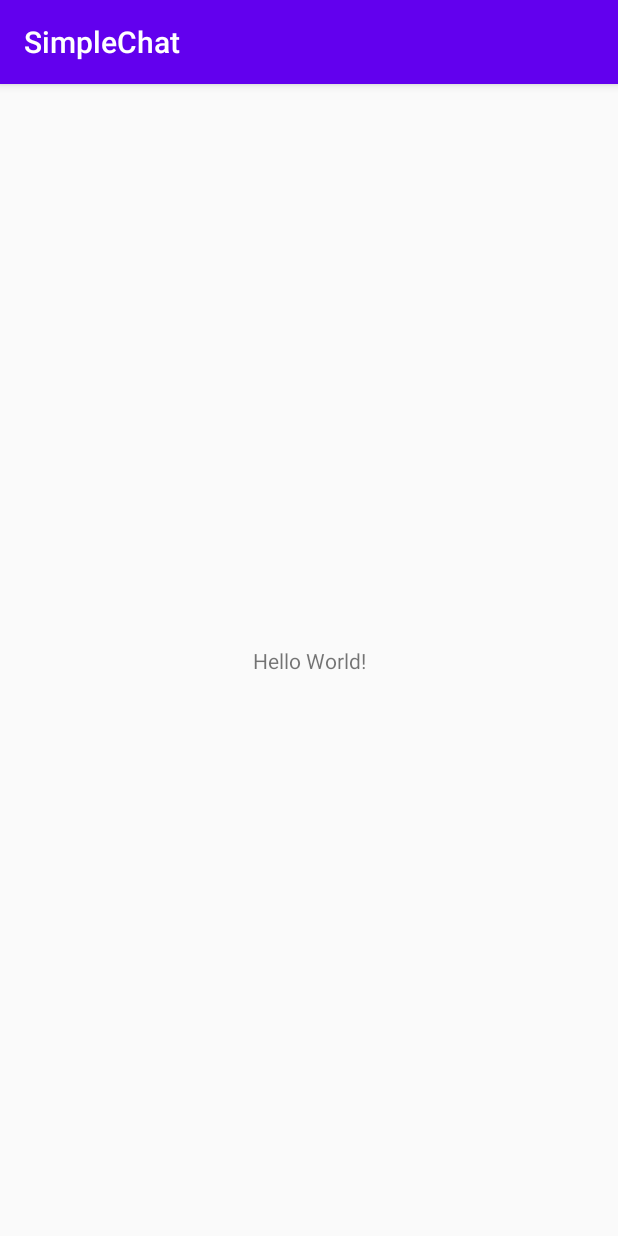
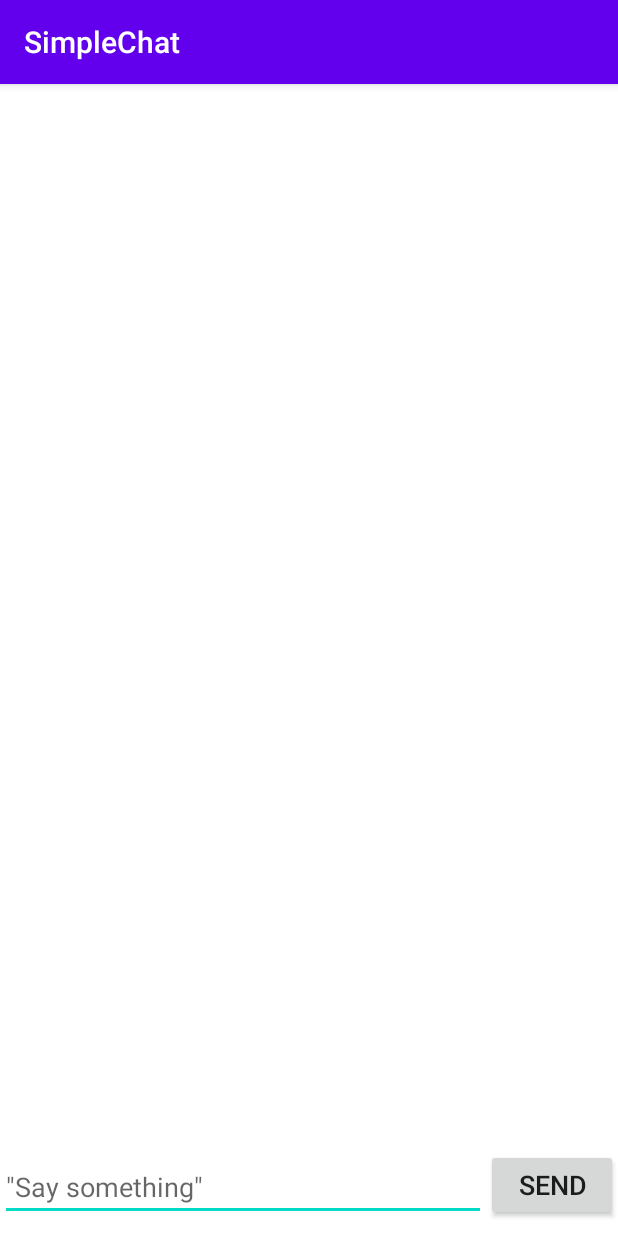
Before and after one commit to truonghh99/SimpleChat, an Android app: the screen it shows after launch (ChatActivity), on a phone screen of 412 x 824 dp. Run offline under Robolectric (Android 15) with nearby library versions, the phone set to English and light mode, and no system bars; libraries missing offline, so code that uses them is left out: com.parse; 2 statements that could not run were skipped.

Commit message:
Login & send (without recycler view)

```diff
--- a/app/build.gradle
+++ b/app/build.gradle
@@ -29,7 +29,6 @@ dependencies {
     testImplementation 'junit:junit:4.12'
     androidTestImplementation 'androidx.test.ext:junit:1.1.1'
     androidTestImplementation 'androidx.test.espresso:espresso-core:3.2.0'
-
     implementation 'com.github.parse-community.Parse-SDK-Android:parse:1.24.1'
     implementation 'com.squareup.okhttp3:logging-interceptor:3.8.1' // for logging API calls to LogCat
 }
--- a/app/src/main/AndroidManifest.xml
+++ b/app/src/main/AndroidManifest.xml
@@ -6,6 +6,7 @@
     <uses-permission android:name="android.permission.ACCESS_NETWORK_STATE" />
 
     <application
+        android:name=".ChatApplication"
         android:allowBackup="true"
         android:icon="@mipmap/ic_launcher"
         android:label="@string/app_name"
--- a/app/src/main/java/com/example/simplechat/Application/ChatApplication.java
+++ b/app/src/main/java/com/example/simplechat/ChatApplication.java
@@ -1,6 +1,8 @@
-package com.example.simplechat.Application;
+package com.example.simplechat;
 
 import android.app.Application;
+
+import com.parse.Parse;
 
 import okhttp3.OkHttpClient;
 import okhttp3.logging.HttpLoggingInterceptor;
--- /dev/null
+++ b/app/src/main/res/layout/activity_chat.xml
@@ -0,0 +1,40 @@
+<?xml version="1.0" encoding="utf-8"?>
+<RelativeLayout xmlns:android="http://schemas.android.com/apk/res/android"
+    android:background="@android:color/white"
+    android:layout_width="match_parent"
+    android:layout_height="match_parent">
+
+    <!-- Chat messages view will go here -->
+
+    <RelativeLayout
+        android:id="@+id/rlSend"
+        android:layout_alignParentBottom="true"
+        android:layout_width="match_parent"
+        android:paddingTop="5dp"
+        android:paddingBottom="10dp"
+        android:paddingLeft="0dp"
+        android:paddingRight="0dp"
+        android:layout_height="wrap_content" >
+        <EditText
+            android:id="@+id/etMessage"
+            android:layout_toLeftOf="@+id/btSend"
+            android:layout_alignBottom="@+id/btSend"
+            android:layout_width="match_parent"
+            android:layout_height="wrap_content"
+            android:gravity="top"
+            android:hint="@string/message_hint"
+            android:inputType="textShortMessage"
+            android:imeOptions="actionSend"
+            />
+        <Button
+            android:id="@+id/btSend"
+            android:layout_width="wrap_content"
+            android:layout_height="wrap_content"
+            android:gravity="center"
+            android:paddingRight="10dp"
+            android:layout_alignParentRight="true"
+            android:text="@string/send"
+            android:textSize="18sp" >
+        </Button>
+    </RelativeLayout>
+</RelativeLayout>
--- a/app/src/main/res/layout/activity_main.xml
+++ /dev/null
@@ -1,18 +0,0 @@
-<?xml version="1.0" encoding="utf-8"?>
-<androidx.constraintlayout.widget.ConstraintLayout xmlns:android="http://schemas.android.com/apk/res/android"
-    xmlns:app="http://schemas.android.com/apk/res-auto"
-    xmlns:tools="http://schemas.android.com/tools"
-    android:layout_width="match_parent"
-    android:layout_height="match_parent"
-    tools:context=".ChatActivity">
-
-    <TextView
-        android:layout_width="wrap_content"
-        android:layout_height="wrap_content"
-        android:text="Hello World!"
-        app:layout_constraintBottom_toBottomOf="parent"
-        app:layout_constraintLeft_toLeftOf="parent"
-        app:layout_constraintRight_toRightOf="parent"
-        app:layout_constraintTop_toTopOf="parent" />
-
-</androidx.constraintlayout.widget.ConstraintLayout>
--- a/app/src/main/res/values/strings.xml
+++ b/app/src/main/res/values/strings.xml
@@ -1,3 +1,5 @@
 <resources>
     <string name="app_name">SimpleChat</string>
+    <string name="message_hint">\"Say something\"</string>
+    <string name="send">send</string>
 </resources>
--- a/build.gradle
+++ b/build.gradle
@@ -3,7 +3,6 @@ buildscript {
     repositories {
         google()
         jcenter()
-        maven { url "https://jitpack.io" }
     }
     dependencies {
         classpath "com.android.tools.build:gradle:4.0.0"
@@ -17,6 +16,9 @@ allprojects {
     repositories {
         google()
         jcenter()
+        maven {
+            url "https://jitpack.io"
+        }
     }
 }
 
```
Also changed, not shown: app/src/main/java/com/example/simplechat/ChatActivity.java (+75 -1 lines).
